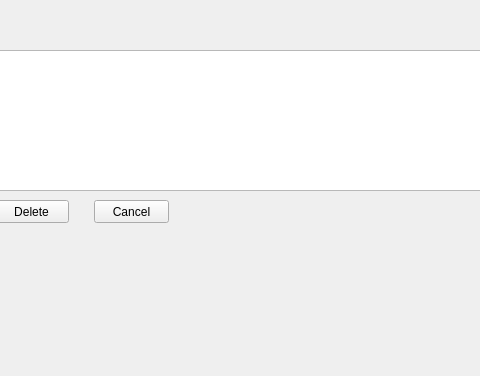
Before: the Qt Designer form gui.ui in annakrih/T113VLN1-3, drawn with Qt 5; both pictures show x 236 to 716 and y 0 to 376 of the 800 by 600 pixel window.
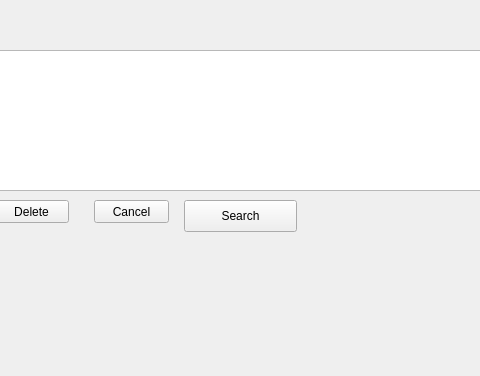
After: the same form once the commit is applied.

Commit message: opna search glugga

The edit to the form file:
```diff
--- a/gui.ui
+++ b/gui.ui
@@ -108,6 +108,19 @@
      </property>
     </item>
    </widget>
+   <widget class="QPushButton" name="search">
+    <property name="geometry">
+     <rect>
+      <x>420</x>
+      <y>200</y>
+      <width>113</width>
+      <height>32</height>
+     </rect>
+    </property>
+    <property name="text">
+     <string>Search</string>
+    </property>
+   </widget>
   </widget>
   <widget class="QMenuBar" name="menubar">
    <property name="geometry">
```
Left out of the diff: 2 changed lines with no effect on the pictures. The commit also changes 4 other files.
